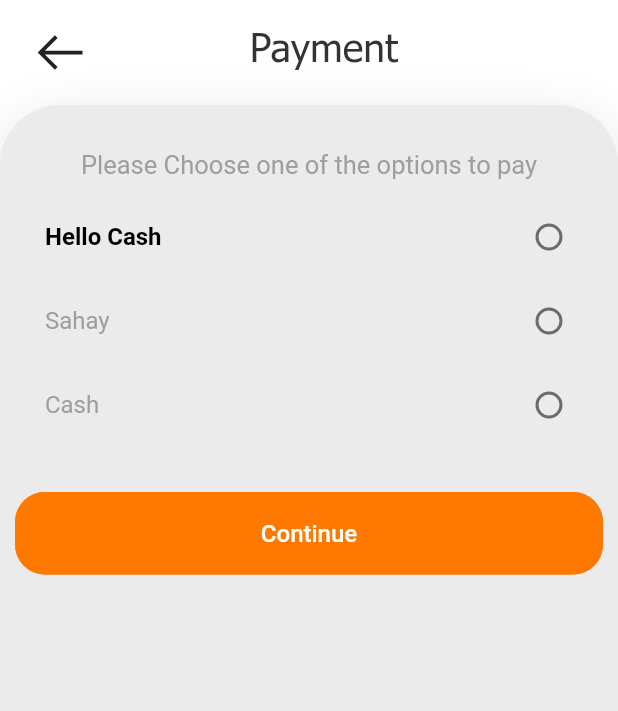
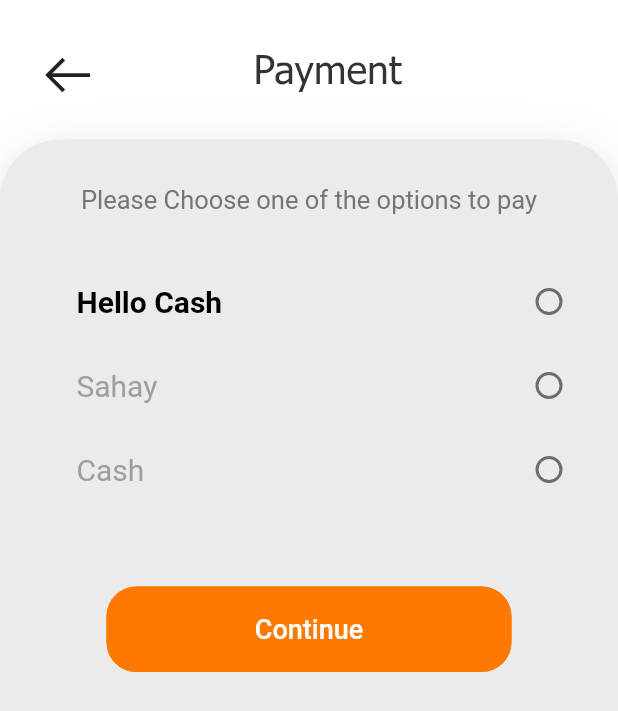
Before and after one commit to Goosh-Delivery/Goosh-Delivery-app, a Flutter app: the Payment screen opened by its route, on a phone screen of 412 x 824 dp. Shown: the top 711 px of the screen. Run offline on Flutter 3.47's test engine with Material 2 defaults, Android fonts, the phone set to English and light mode, and no system bars; our stand-ins replace cloud_firestore, firebase_core, line_icons; missing offline and left inert: cloud_firestore_web, firebase_core_web, floating_navbar; accounts and stored records are empty; network calls fail.

Commit message:
finished stage 1 design

```diff
--- a/lib/pages/meal_detail/meal_detail.dart
+++ b/lib/pages/meal_detail/meal_detail.dart
@@ -56,7 +56,7 @@ class MealDetail extends StatelessWidget {
                               vertical: 30, horizontal: 50),
                           width: MediaQuery.of(context).size.width,
                           decoration: BoxDecoration(
-                            color: Color(0xffecebeb),
+                            color: Colors.grey[200],
                             boxShadow: shadowList,
                             borderRadius: BorderRadius.only(
                                 topLeft: Radius.circular(40),
--- a/lib/pages/payment/payment.dart
+++ b/lib/pages/payment/payment.dart
@@ -47,6 +47,7 @@ class _PaymentState extends State<Payment> {
           ' ${_group[i].text}',
           style: TextStyle(
               color: _group[i].selected ? Colors.black : Colors.grey,
+              fontSize: 20,
               fontWeight:
               _group[i].selected ? FontWeight.bold : FontWeight.normal),
         ),
@@ -72,9 +73,9 @@ class _PaymentState extends State<Payment> {
                 children: [
                   Container(
                     padding: EdgeInsets.only(
-                      left: 20,
-                      top: 15,
-                      bottom: 15,
+                      left: 25,
+                      top: 30,
+                      bottom: 23,
                     ),
                     child: Stack(
                       alignment: FractionalOffset.topLeft,
@@ -119,24 +120,29 @@ class _PaymentState extends State<Payment> {
                       child: Column(
                         children: [
                           Padding(
-                            padding: const EdgeInsets.symmetric(vertical: 10),
-                            child: Text("Please Choose one of the options to pay", style: TextStyle(fontSize: 17, color: Colors.grey[500]),),
+                            padding: const EdgeInsets.symmetric(vertical: 10, horizontal: 40),
+                            child: Text("Please Choose one of the options to pay", style: TextStyle(fontSize: 17, color: Colors.grey[600]),),
                           ),
                           Column(
-                            children: <Widget>[makeRadioTiles()],
+                            children: [
+                              Padding(
+                               child: makeRadioTiles(),
+                                padding: EdgeInsets.only(left: 20, top: 20),
+                              )
+                            ],
                           ),
-                          SizedBox(height: 30,),
+                          SizedBox(height: 50,),
                           TextButton(
                             onPressed: () {
                               _checkOut(context);
                             },
                             child: Container(
-                                width: MediaQuery.of(context).size.width,
+                                width: 230,
                                 alignment: Alignment.center,
                                 child: Text(
                                   "Continue",
                                   style: TextStyle(
-                                    fontSize: 16,
+                                    fontSize: 18,
                                   ),
                                 )),
                             style: ButtonStyle(
@@ -153,7 +159,7 @@ class _PaymentState extends State<Payment> {
                                 MaterialStateProperty.all<EdgeInsetsGeometry>(
                                     EdgeInsets.symmetric(
                                       vertical: 18,
-                                      horizontal: 100,
+                                      horizontal: 20,
                                     ))),
                           ),
                         ],
```
Also changed, not shown: lib/pages/cart/cart_food_card.dart (+6 -66 lines), lib/pages/common/theme.dart (+7 -0 lines), lib/pages/meal_detail/food_detail_card.dart (+12 -32 lines), 1 other file.
